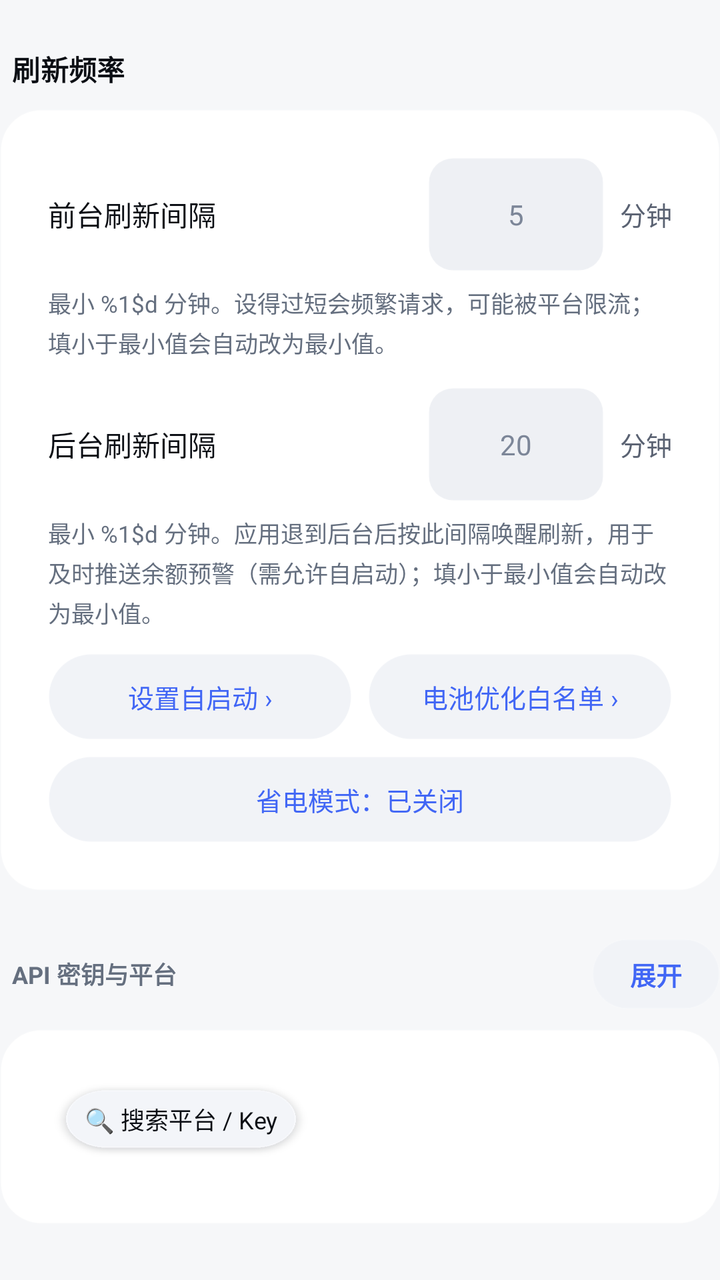
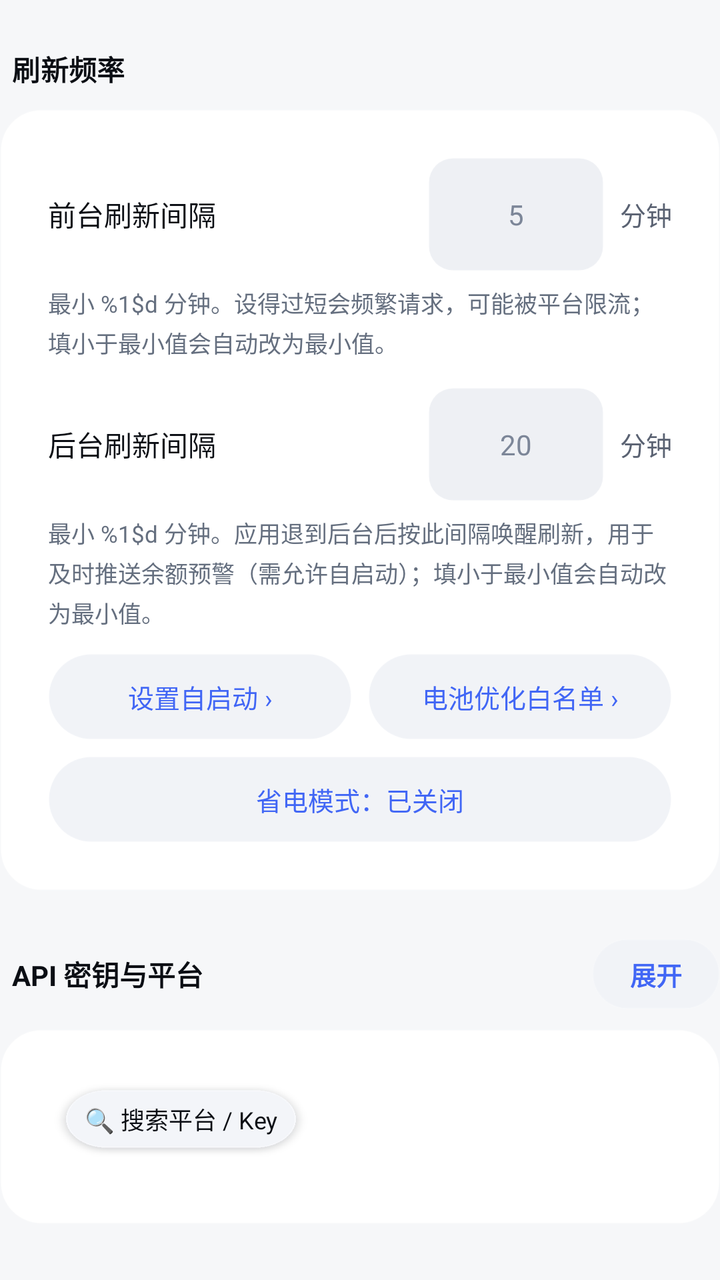

Screens rendered from an Android XML layout before and after an edit, with the pre-edit source and the edit as a unified diff.
<!-- AndroidManifest.xml: application theme AppTheme -->
<!-- res/layout/settings_body.xml -->
<?xml version="1.0" encoding="utf-8"?>
<LinearLayout xmlns:android="http://schemas.android.com/apk/res/android"
            android:layout_width="match_parent"
            android:layout_height="wrap_content"
            android:orientation="vertical"
            android:paddingBottom="28dp">

            
            <TextView style="@style/SectionTitle" android:tag="sec_title"
                android:text="@string/sec_refresh" />

            <LinearLayout style="@style/SectionCard" android:tag="sec_card">

                <LinearLayout style="@style/FieldRow">
                    <TextView style="@style/FieldLabel"
                        android:text="@string/refresh_foreground" />
                    <EditText
                        android:id="@+id/e_fg_min"
                        style="@style/FieldInput"
                        android:inputType="number"
                        android:hint="5" />
                    <TextView style="@style/FieldUnit" android:text="@string/unit_minute" />
                </LinearLayout>

                <TextView style="@style/FieldHint"
                    android:id="@+id/hint_fg"
                    android:text="@string/hint_refresh_fg" />

                <LinearLayout style="@style/FieldRow" android:layout_marginTop="14dp">
                    <TextView style="@style/FieldLabel"
                        android:text="@string/refresh_background" />
                    <EditText
                        android:id="@+id/e_bg_min"
                        style="@style/FieldInput"
                        android:inputType="number"
                        android:hint="20" />
                    <TextView style="@style/FieldUnit" android:text="@string/unit_minute" />
                </LinearLayout>

                <TextView style="@style/FieldHint"
                    android:id="@+id/hint_bg"
                    android:text="@string/hint_refresh_bg" />

                <LinearLayout
                    android:layout_width="match_parent"
                    android:layout_height="wrap_content"
                    android:layout_marginTop="12dp"
                    android:orientation="horizontal">

                    <TextView
                        android:id="@+id/btn_autostart"
                        android:layout_width="0dp"
                        android:layout_height="wrap_content"
                        android:layout_weight="1"
                        android:background="@drawable/mini_btn_border"
                        android:gravity="center"
                        android:paddingLeft="10dp"
                        android:paddingRight="10dp"
                        android:paddingTop="12dp"
                        android:paddingBottom="12dp"
                        android:text="@string/autostart_entry"
                        android:textColor="@color/accent"
                        android:textSize="13sp" />

                    <TextView
                        android:id="@+id/btn_battery"
                        android:layout_width="0dp"
                        android:layout_height="wrap_content"
                        android:layout_weight="1"
                        android:layout_marginLeft="8dp"
                        android:background="@drawable/mini_btn_border"
                        android:gravity="center"
                        android:paddingLeft="10dp"
                        android:paddingRight="10dp"
                        android:paddingTop="12dp"
                        android:paddingBottom="12dp"
                        android:text="@string/battery_entry"
                        android:textColor="@color/accent"
                        android:textSize="13sp" />

                </LinearLayout>

                <TextView
                    android:id="@+id/btn_power_save"
                    android:layout_width="match_parent"
                    android:layout_height="wrap_content"
                    android:layout_marginTop="8dp"
                    android:background="@drawable/mini_btn_border"
                    android:gravity="center"
                    android:paddingLeft="10dp"
                    android:paddingRight="10dp"
                    android:paddingTop="12dp"
                    android:paddingBottom="12dp"
                    android:text="@string/ps_off"
                    android:textColor="@color/accent"
                    android:textSize="13sp" />
            </LinearLayout>

            
            
            <LinearLayout
                android:layout_width="match_parent"
                android:layout_height="wrap_content"
                android:layout_marginTop="24dp"
                android:layout_marginLeft="6dp"
                android:layout_marginBottom="10dp"
                android:orientation="horizontal"
                android:gravity="center_vertical">

                <TextView
                    android:layout_width="0dp"
                    android:layout_height="wrap_content"
                    android:layout_weight="1"
                    android:text="@string/sec_keys"
                    android:textColor="@color/tx3"
                    android:textSize="12sp"
                    android:textStyle="bold" />

                <TextView
                    android:id="@+id/key_toggle"
                    android:layout_width="wrap_content"
                    android:layout_height="wrap_content"
                    android:background="@drawable/mini_btn_border"
                    android:gravity="center"
                    android:minWidth="64dp"
                    android:paddingLeft="14dp"
                    android:paddingRight="14dp"
                    android:paddingTop="8dp"
                    android:paddingBottom="8dp"
                    android:text="展开"
                    android:textColor="@color/accent"
                    android:textSize="13sp"
                    android:textStyle="bold" />
            </LinearLayout>

            <LinearLayout
                android:id="@+id/key_card"
                style="@style/SectionCard">

                
                <LinearLayout
                    android:layout_width="match_parent"
                    android:layout_height="wrap_content"
                    android:orientation="vertical"
                    android:layout_marginBottom="8dp">

                    <TextView
                        android:id="@+id/search_toggle"
                        android:layout_width="wrap_content"
                        android:layout_height="wrap_content"
                        android:background="@drawable/card_bg"
                        android:gravity="center"
                        android:paddingLeft="18dp"
                        android:paddingRight="18dp"
                        android:paddingTop="8dp"
                        android:paddingBottom="8dp"
                        android:text="🔍 搜索平台 / Key"
                        android:textColor="@color/tx"
                        android:textSize="12sp" />

                    <EditText
                        android:id="@+id/search_box"
                        android:layout_width="match_parent"
                        android:layout_height="wrap_content"
                        android:layout_marginTop="8dp"
                        android:background="@drawable/input_bg"
                        android:hint="输入平台名或 Key 关键字，按回车过滤…"
                        android:inputType="text"
                        android:imeOptions="actionSearch"
                        android:maxLines="1"
                        android:paddingLeft="16dp"
                        android:paddingRight="16dp"
                        android:paddingTop="12dp"
                        android:paddingBottom="12dp"
                        android:textColor="@color/tx"
                        android:textColorHint="@color/tx3"
                        android:textSize="13sp"
                        android:visibility="gone" />
                </LinearLayout>

                
                <TextView
                    android:id="@+id/notify_state"
                    android:layout_width="match_parent"
                    android:layout_height="wrap_content"
                    android:layout_marginBottom="16dp"
                    android:background="@drawable/card_bg"
                    android:gravity="center"
                    android:paddingLeft="22dp"
                    android:paddingRight="22dp"
                    android:paddingTop="20dp"
                    android:paddingBottom="20dp"
                    android:text="@string/notify_off_hint"
                    android:textColor="@color/warn"
                    android:textSize="13sp"
                    android:visibility="gone" />

                <LinearLayout
                    android:id="@+id/key_fields"
                    android:layout_width="match_parent"
                    android:layout_height="wrap_content"
                    android:orientation="vertical" />

                
                
                <TextView
                    android:id="@+id/custom_note"
                    style="@style/FieldHint"
                    android:layout_marginTop="22dp" />

                <LinearLayout
                    android:id="@+id/custom_fields"
                    android:layout_width="match_parent"
                    android:layout_height="wrap_content"
                    android:layout_marginTop="10dp"
                    android:orientation="vertical" />

                <TextView
                    android:id="@+id/btn_add_custom"
                    android:layout_width="match_parent"
                    android:layout_height="wrap_content"
                    android:layout_marginTop="10dp"
                    android:background="@drawable/mini_btn_border"
                    android:gravity="center"
                    android:paddingTop="12dp"
                    android:paddingBottom="12dp"
                    android:text="@string/custom_add"
                    android:textColor="@color/accent"
                    android:textSize="13sp" />

                
                <TextView
                    style="@style/FieldHint"
                    android:layout_marginTop="20dp"
                    android:text="高级自定义平台 —— 从任意网页或接口抓一串数字显示到卡片。支持 JSON / 正则 / 区间截取，给会折腾的人用；只填名称和网址也能用（自动识别）。" />

                <LinearLayout
                    android:id="@+id/web_fields"
                    android:layout_width="match_parent"
                    android:layout_height="wrap_content"
                    android:layout_marginTop="8dp"
                    android:orientation="vertical" />

                <TextView
                    android:id="@+id/btn_add_web"
                    android:layout_width="match_parent"
                    android:layout_height="wrap_content"
                    android:layout_marginTop="10dp"
                    android:background="@drawable/mini_btn_border"
                    android:gravity="center"
                    android:paddingTop="12dp"
                    android:paddingBottom="12dp"
                    android:text="＋ 添加高级自定义平台"
                    android:textColor="@color/accent"
                    android:textSize="13sp" />

                
                <LinearLayout
                    android:layout_width="match_parent"
                    android:layout_height="wrap_content"
                    android:layout_marginTop="10dp"
                    android:orientation="horizontal">

                    <TextView
                        android:id="@+id/btn_pack_share"
                        android:layout_width="0dp"
                        android:layout_height="wrap_content"
                        android:layout_weight="1"
                        android:background="@drawable/mini_btn_border"
                        android:gravity="center"
                        android:paddingTop="11dp"
                        android:paddingBottom="11dp"
                        android:text="分享"
                        android:textColor="@color/tx2"
                        android:textSize="12sp" />

                    <TextView
                        android:id="@+id/btn_pack_export"
                        android:layout_width="0dp"
                        android:layout_height="wrap_content"
                        android:layout_weight="1"
                        android:layout_marginLeft="8dp"
                        android:background="@drawable/mini_btn_border"
                        android:gravity="center"
                        android:paddingTop="11dp"
                        android:paddingBottom="11dp"
                        android:text="导出文件"
                        android:textColor="@color/tx2"
                        android:textSize="12sp" />

                    <TextView
                        android:id="@+id/btn_pack_import"
                        android:layout_width="0dp"
                        android:layout_height="wrap_content"
                        android:layout_weight="1"
                        android:layout_marginLeft="8dp"
                        android:background="@drawable/mini_btn_border"
                        android:gravity="center"
                        android:paddingTop="11dp"
                        android:paddingBottom="11dp"
                        android:text="导入"
                        android:textColor="@color/accent"
                        android:textSize="12sp" />
                </LinearLayout>

                <TextView
                    style="@style/FieldHint"
                    android:layout_marginTop="10dp"
                    android:text="导出会生成 .bwp 文件（就是个 JSON），也可以直接当文本发给别人 —— 对方在「导入」里粘贴或选文件即可。⚠️ 文件里含明文的密钥与请求头（Cookie/Token），分享前想清楚发给谁。" />
            </LinearLayout>

            
            
            <LinearLayout
                android:layout_width="match_parent"
                android:layout_height="wrap_content"
                android:layout_marginTop="24dp"
                android:layout_marginLeft="6dp"
                android:layout_marginBottom="10dp"
                android:orientation="horizontal"
                android:gravity="center_vertical">

                <TextView
                    android:layout_width="0dp"
                    android:layout_height="wrap_content"
                    android:layout_weight="1"
                    android:text="隐藏 API"
                    android:textColor="@color/tx3"
                    android:textSize="12sp"
                    android:textStyle="bold" />

                <TextView
                    android:id="@+id/hide_toggle"
                    android:layout_width="wrap_content"
                    android:layout_height="wrap_content"
                    android:background="@drawable/mini_btn_border"
                    android:gravity="center"
                    android:minWidth="64dp"
                    android:paddingLeft="14dp"
                    android:paddingRight="14dp"
                    android:paddingTop="8dp"
                    android:paddingBottom="8dp"
                    android:text="展开"
                    android:textColor="@color/accent"
                    android:textSize="13sp"
                    android:textStyle="bold" />
            </LinearLayout>

            <LinearLayout
                android:id="@+id/hide_card"
                style="@style/SectionCard"
                android:visibility="gone">

                <TextView
                    style="@style/FieldHint"
                    android:text="左开关=在 API 卡片/小组件隐藏；右开关=在用量统计隐藏。" />

                <LinearLayout
                    android:id="@+id/hide_fields"
                    android:layout_width="match_parent"
                    android:layout_height="wrap_content"
                    android:orientation="vertical" />
            </LinearLayout>

            
            <TextView style="@style/SectionTitle" android:tag="sec_title"
                android:text="备份与恢复" />

            <LinearLayout style="@style/SectionCard" android:tag="sec_card">

                <TextView
                    android:id="@+id/btn_backup"
                    android:layout_width="match_parent"
                    android:layout_height="wrap_content"
                    android:background="@drawable/mini_btn_border"
                    android:gravity="center"
                    android:paddingTop="12dp"
                    android:paddingBottom="12dp"
                    android:text="💾 备份到文件"
                    android:textColor="@color/tx"
                    android:textSize="13sp" />

                <TextView
                    android:id="@+id/btn_restore"
                    android:layout_width="match_parent"
                    android:layout_height="wrap_content"
                    android:layout_marginTop="10dp"
                    android:background="@drawable/mini_btn_border"
                    android:gravity="center"
                    android:paddingTop="12dp"
                    android:paddingBottom="12dp"
                    android:text="♻️ 从备份文件恢复"
                    android:textColor="@color/tx"
                    android:textSize="13sp" />

                <TextView style="@style/FieldHint"
                    android:layout_marginTop="10dp"
                    android:text="备份包含 API 密钥、VPN 订阅、设置与全部历史曲线，存成一个文件放到你选的位置（密钥是加密保存的，换设备可能解不开）。备份的同时会在本机也留一份，下面可以直接恢复或删除。" />

                
                <LinearLayout style="@style/FieldRow" android:layout_marginTop="22dp">
                    <TextView style="@style/FieldLabel" android:text="自动备份" />
                    <Switch
                        android:id="@+id/sw_auto_backup"
                        android:layout_width="wrap_content"
                        android:layout_height="wrap_content" />
                </LinearLayout>

                <LinearLayout
                    android:id="@+id/row_auto_hours"
                    style="@style/FieldRow"
                    android:layout_marginTop="14dp">
                    <TextView style="@style/FieldLabel" android:text="备份间隔" />
                    <EditText
                        android:id="@+id/e_auto_hours"
                        style="@style/FieldInput"
                        android:inputType="number"
                        android:hint="24" />
                    <TextView style="@style/FieldUnit" android:text="小时" />
                </LinearLayout>

                <TextView
                    android:id="@+id/hint_auto_backup"
                    style="@style/FieldHint"
                    android:layout_marginTop="8dp"
                    android:text="最短 2 小时。开启后按间隔自动备份到本机，不会弹出文件选择框，所以在外面随时能恢复。" />

                
                <TextView
                    android:id="@+id/backup_local_head"
                    android:layout_width="match_parent"
                    android:layout_height="wrap_content"
                    android:layout_marginTop="20dp"
                    android:text="本机备份记录"
                    android:textColor="@color/tx2"
                    android:textSize="13sp"
                    android:textStyle="bold" />

                <LinearLayout
                    android:id="@+id/backup_list"
                    android:layout_width="match_parent"
                    android:layout_height="wrap_content"
                    android:orientation="vertical" />

                <TextView
                    android:id="@+id/backup_empty"
                    style="@style/FieldHint"
                    android:layout_marginTop="6dp"
                    android:text="还没有本机备份。点上面的「备份到文件」就会自动留一份。" />

                <TextView
                    android:id="@+id/btn_backup_clear"
                    android:layout_width="match_parent"
                    android:layout_height="wrap_content"
                    android:layout_marginTop="14dp"
                    android:background="@drawable/mini_btn_border"
                    android:gravity="center"
                    android:paddingTop="11dp"
                    android:paddingBottom="11dp"
                    android:text="🗑 清空全部本机备份"
                    android:textColor="@color/tx2"
                    android:textSize="13sp" />

            </LinearLayout>

            

            

            <TextView
                android:id="@+id/btn_pages"
                android:layout_width="match_parent"
                android:layout_height="wrap_content"
                android:layout_marginTop="26dp"
                android:background="@drawable/mini_btn_border"
                android:gravity="center"
                android:paddingTop="13dp"
                android:paddingBottom="13dp"
                android:text="📑 页面管理（主页面 / 隐藏 / 排序）"
                android:textColor="@color/tx"
                android:textSize="13sp" />

            <TextView
                android:id="@+id/btn_help"
                android:layout_width="match_parent"
                android:layout_height="wrap_content"
                android:layout_marginTop="10dp"
                android:background="@drawable/mini_btn_border"
                android:gravity="center"
                android:paddingTop="12dp"
                android:paddingBottom="12dp"
                android:text="❓ 使用帮助（快捷手势）"
                android:textColor="@color/tx"
                android:textSize="13sp" />

            <TextView
                android:id="@+id/btn_crash"
                android:layout_width="match_parent"
                android:layout_height="wrap_content"
                android:layout_marginTop="10dp"
                android:background="@drawable/mini_btn_border"
                android:gravity="center"
                android:paddingTop="12dp"
                android:paddingBottom="12dp"
                android:text="💥 崩溃日志（保存位置 / 最近记录）"
                android:textColor="@color/tx"
                android:textSize="13sp" />

            <TextView
                android:id="@+id/btn_pin"
                android:layout_width="match_parent"
                android:layout_height="wrap_content"
                android:layout_marginTop="10dp"
                android:background="@drawable/mini_btn_border"
                android:gravity="center"
                android:paddingTop="12dp"
                android:paddingBottom="12dp"
                android:text="@string/cfg_pin"
                android:textColor="@color/tx"
                android:textSize="13sp" />

            <TextView style="@style/FieldHint"
                android:layout_marginTop="16dp"
                android:text="@string/cfg_note" />

            <TextView
                android:id="@+id/app_version"
                style="@style/FieldHint"
                android:layout_marginTop="8dp"
                android:gravity="center"
                android:text="" />
        </LinearLayout>
<!-- resources referenced by this layout -->
<resources>
  <color name="accent">#4166F5</color>
  <color name="tx">#0B0E14</color>
  <color name="tx2">#5A6272</color>
  <color name="tx3">#656F7F</color>
  <color name="warn">#B4690E</color>
  <!-- drawable mini_btn_border (drawable) -->
  <?xml version="1.0" encoding="utf-8"?>
  <shape xmlns:android="http://schemas.android.com/apk/res/android"
      android:shape="rectangle">
      <corners android:radius="999dp" />
      <solid android:color="@color/btn_c" />
      <stroke android:width="1dp" android:color="@color/line" />
  </shape>
  <string name="autostart_entry">设置自启动 ›</string>
  <string name="battery_entry">电池优化白名单 ›</string>
  <string name="cfg_note">Key 只存在本机应用私有目录，仅发往对应平台官方接口。留空表示不显示该平台。</string>
  <string name="cfg_pin">添加到桌面</string>
  <string name="custom_add">＋ 添加自定义平台</string>
  <string name="hint_refresh_bg">最小 %1$d 分钟。应用退到后台后按此间隔唤醒刷新，用于及时推送余额预警（需允许自启动）；填小于最小值会自动改为最小值。</string>
  <string name="hint_refresh_fg">最小 %1$d 分钟。设得过短会频繁请求，可能被平台限流；填小于最小值会自动改为最小值。</string>
  <string name="notify_off_hint">通知已关闭，预警无法送达 · 点此开启</string>
  <string name="ps_off">省电模式：已关闭</string>
  <string name="refresh_background">后台刷新间隔</string>
  <string name="refresh_foreground">前台刷新间隔</string>
  <string name="sec_keys">API 密钥与平台</string>
  <string name="sec_refresh">刷新频率</string>
  <string name="unit_minute">分钟</string>
  <style name="FieldLabel">
          <item name="android:layout_width">0dp</item>
          <item name="android:layout_height">wrap_content</item>
          <item name="android:layout_weight">1</item>
          <item name="android:textColor">@color/tx</item>
          <item name="android:textSize">14sp</item>
      </style>
  <style name="FieldRow">
          <item name="android:layout_width">match_parent</item>
          <item name="android:layout_height">wrap_content</item>
          <item name="android:orientation">horizontal</item>
          <item name="android:gravity">center_vertical</item>
      </style>
  <style name="FieldUnit">
          <item name="android:layout_width">wrap_content</item>
          <item name="android:layout_height">wrap_content</item>
          <item name="android:layout_marginLeft">8dp</item>
          <item name="android:textColor">@color/tx2</item>
          <item name="android:textSize">13sp</item>
      </style>
  <style name="SectionCard">
          <item name="android:layout_width">match_parent</item>
          <item name="android:layout_height">wrap_content</item>
          <item name="android:orientation">vertical</item>
          <item name="android:background">@drawable/card_aurora</item>
          
          <item name="android:padding">24dp</item>
      </style>
  <color name="btn_c">#F1F3F7</color>
  <color name="line">#13FFFFFF</color>
  <color name="hint_c">#7C8698</color>
  <!-- drawable input_aurora (drawable) -->
  <?xml version="1.0" encoding="utf-8"?>
  <shape xmlns:android="http://schemas.android.com/apk/res/android"
      android:shape="rectangle">
      <corners android:radius="12dp" />
      <solid android:color="@color/input_c" />
      <stroke android:width="1dp" android:color="@color/line" />
  </shape>
  <!-- drawable card_aurora (drawable) -->
  <?xml version="1.0" encoding="utf-8"?>
  <shape xmlns:android="http://schemas.android.com/apk/res/android"
      android:shape="rectangle">
      <corners android:radius="20dp" />
      <solid android:color="@color/card_c" />
      <stroke
          android:width="1dp"
          android:color="@color/line" />
  </shape>
  <color name="bg">#F6F7F9</color>
  <style name="AppDialogTheme" parent="@android:style/Theme.DeviceDefault.Light.Dialog.Alert">
          <item name="android:windowAnimationStyle">@style/DialogAnim</item>
      </style>
  <color name="input_c">#EEF0F4</color>
  <color name="card_c">#FFFFFF</color>
  <style name="DialogAnim">
          <item name="android:windowEnterAnimation">@anim/dialog_in</item>
          <item name="android:windowExitAnimation">@anim/dialog_out</item>
      </style>
  <!-- unchanged entries left out for length: 6 -->
</resources>

<!-- the commit's change to res/layout/settings_body.xml (unified diff, before → after) -->
@@ -112,8 +112,8 @@
                     android:layout_height="wrap_content"
                     android:layout_weight="1"
                     android:text="@string/sec_keys"
-                    android:textColor="@color/tx3"
-                    android:textSize="12sp"
+                    android:textColor="@color/tx"
+                    android:textSize="14sp"
                     android:textStyle="bold" />
 
                 <TextView
@@ -325,8 +325,8 @@
                     android:layout_height="wrap_content"
                     android:layout_weight="1"
                     android:text="隐藏 API"
-                    android:textColor="@color/tx3"
-                    android:textSize="12sp"
+                    android:textColor="@color/tx"
+                    android:textSize="14sp"
                     android:textStyle="bold" />
 
                 <TextView
